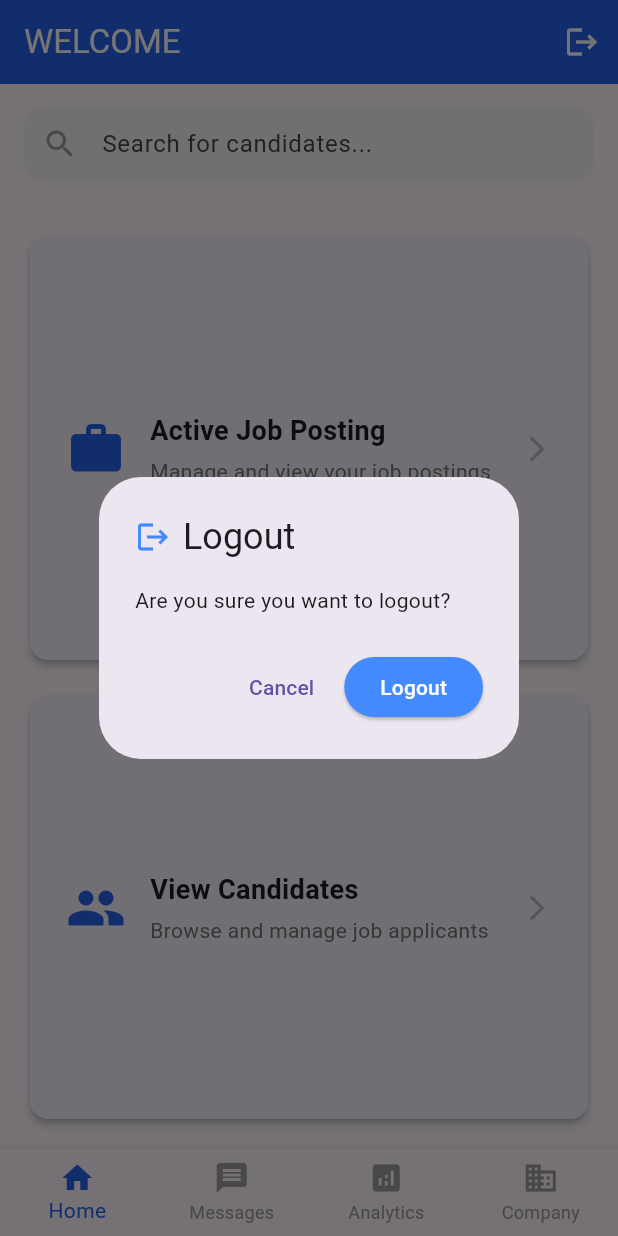
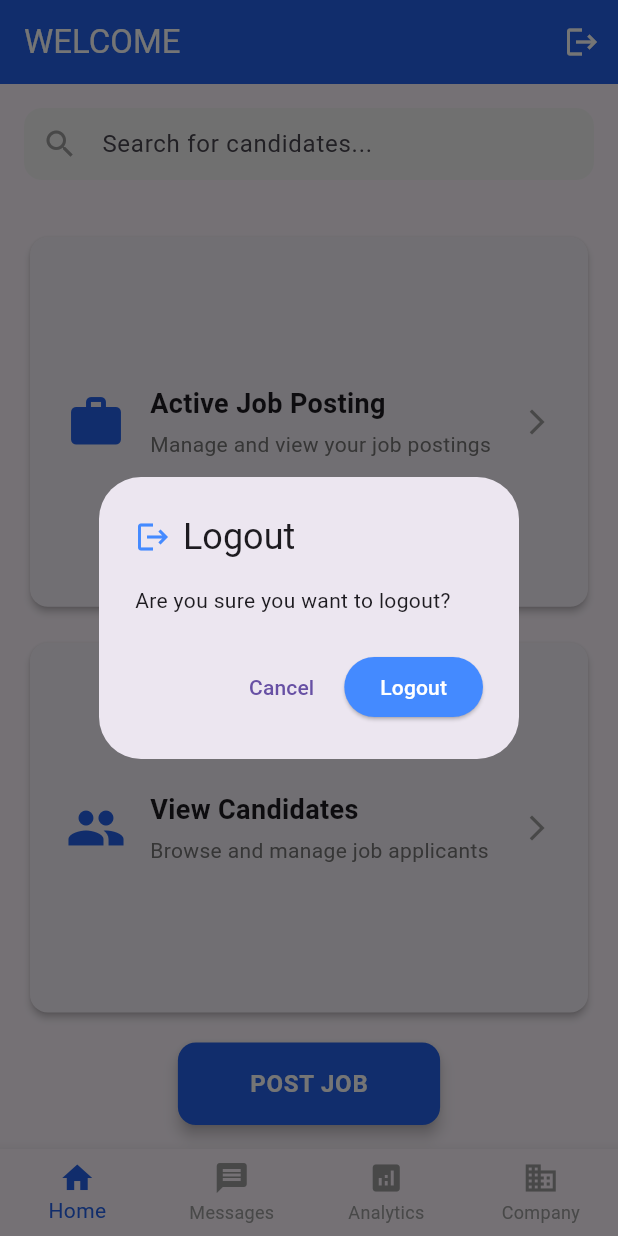
Before and after one commit to selwyn420/Tinguha-Mobile-App, a Flutter app: the DashboardScreen screen opened directly, after a tap on the "logout" icon, on a phone screen of 412 x 824 dp. Run offline on Flutter 3.47's test engine with Material 3 defaults, Android fonts, the phone set to English and light mode, and no system bars; our stand-ins replace cloud_firestore, file_picker, firebase_auth, firebase_core; accounts and stored records are empty; Roboto replaces fonts that are missing (Arial).

Commit message:
added post job

```diff
--- a/lib/screens/company/dashboard_screen.dart
+++ b/lib/screens/company/dashboard_screen.dart
@@ -1,6 +1,7 @@
 import 'package:flutter/material.dart';
 import 'profile_screen.dart';
 import 'package:finals/screens/welcome_screen.dart';
+import 'post_job_screen.dart';
 
 class DashboardScreen extends StatefulWidget {
   const DashboardScreen({super.key});
@@ -18,15 +19,15 @@
   Widget build(BuildContext context) {
     return Scaffold(
       appBar: AppBar(
-          title: Text('WELCOME'),
-          backgroundColor: Color(0xFF2563EB),
+        title: const Text('WELCOME'), // Removed "ABC COMPANY!"
+        backgroundColor: const Color(0xFF2563EB),
         foregroundColor: Colors.white,
         elevation: 0,
         automaticallyImplyLeading: false,
         actions: [
           IconButton(
             onPressed: _showLogoutConfirmation,
-              icon: Icon(Icons.logout),
+            icon: const Icon(Icons.logout),
             tooltip: 'Logout',
           ),
         ],
@@ -36,21 +37,21 @@
           // Search Bar - Show person search in Home tab (index 0)
           if (_currentIndex == 0)
             Padding(
-                padding: EdgeInsets.all(16.0),
+              padding: const EdgeInsets.all(16.0),
               child: SizedBox(
                 height: 50.0,
                 child: TextField(
                   controller: _personSearchController,
                   decoration: InputDecoration(
                     hintText: 'Search for candidates...',
-                      prefixIcon: Icon(Icons.search, color: Colors.grey),
+                    prefixIcon: const Icon(Icons.search, color: Colors.grey),
                     border: OutlineInputBorder(
                       borderRadius: BorderRadius.circular(12.0),
                       borderSide: BorderSide.none,
                     ),
                     filled: true,
                     fillColor: Colors.grey[100],
-                      contentPadding: EdgeInsets.symmetric(vertical: 0, horizontal: 16),
+                    contentPadding: const EdgeInsets.symmetric(vertical: 0, horizontal: 16),
                   ),
                 ),
               ),
@@ -59,21 +60,21 @@
           // Search Bar - Show message search in Messages tab (index 1)
           if (_currentIndex == 1)
             Padding(
-                padding: EdgeInsets.all(16.0),
+              padding: const EdgeInsets.all(16.0),
               child: SizedBox(
                 height: 50.0,
                 child: TextField(
                   controller: _messageSearchController,
                   decoration: InputDecoration(
                     hintText: 'Search messages...',
-                      prefixIcon: Icon(Icons.search, color: Colors.grey),
+                    prefixIcon: const Icon(Icons.search, color: Colors.grey),
                     border: OutlineInputBorder(
                       borderRadius: BorderRadius.circular(12.0),
                       borderSide: BorderSide.none,
                     ),
                     filled: true,
                     fillColor: Colors.grey[100],
-                      contentPadding: EdgeInsets.symmetric(vertical: 0, horizontal: 16),
+                    contentPadding: const EdgeInsets.symmetric(vertical: 0, horizontal: 16),
                   ),
                 ),
               ),
@@ -83,8 +84,42 @@
           Expanded(
             child: _buildCurrentPage(),
           ),
+
+          // POST JOB BUTTON - Centered at bottom, only on Home tab
+          if (_currentIndex == 0)
+            Padding(
+              padding: const EdgeInsets.fromLTRB(16, 0, 16, 16), // Bottom padding
+              child: Center(
+                child: ElevatedButton(
+                  onPressed: () {
+                    Navigator.push(
+                      context,
+                      MaterialPageRoute(builder: (context) => const PostJobScreen()),
+                    );
+                  },
+                  style: ElevatedButton.styleFrom(
+                    backgroundColor: const Color(0xFF2563EB),
+                    padding: const EdgeInsets.symmetric(horizontal: 48, vertical: 16),
+                    shape: RoundedRectangleBorder(
+                      borderRadius: BorderRadius.circular(12.0),
+                    ),
+                    elevation: 4,
+                  ),
+                  child: const Text(
+                    'POST JOB',
+                    style: TextStyle(
+                      color: Colors.white,
+                      fontWeight: FontWeight.bold,
+                      letterSpacing: 0.5,
+                      fontSize: 16,
+                    ),
+                  ),
+                ),
+              ),
+            ),
         ],
       ),
+
       bottomNavigationBar: BottomNavigationBar(
         currentIndex: _currentIndex,
         onTap: (index) {
@@ -93,9 +128,9 @@
           });
         },
         type: BottomNavigationBarType.fixed,
-          selectedItemColor: Color(0xFF2563EB),
+        selectedItemColor: const Color(0xFF2563EB),
         unselectedItemColor: Colors.grey,
-          items: [
+        items: const [
           BottomNavigationBarItem(
             icon: Icon(Icons.home),
             label: 'Home',
@@ -134,7 +169,7 @@
 
   Widget _buildHomePage() {
     return Padding(
-        padding: EdgeInsets.all(16.0),
+      padding: const EdgeInsets.all(16.0),
       child: Column(
         crossAxisAlignment: CrossAxisAlignment.start,
         children: [
@@ -156,28 +191,28 @@
                       },
                       borderRadius: BorderRadius.circular(12.0),
                       child: Padding(
-                          padding: EdgeInsets.all(24.0),
+                        padding: const EdgeInsets.all(24.0),
                         child: Row(
                           children: [
-                              Icon(
+                            const Icon(
                               Icons.work,
                               size: 40,
                               color: Color(0xFF2563EB),
                             ),
-                              SizedBox(width: 16.0),
+                            const SizedBox(width: 16.0),
                             Expanded(
                               child: Column(
                                 mainAxisAlignment: MainAxisAlignment.center,
                                 crossAxisAlignment: CrossAxisAlignment.start,
                                 children: [
-                                    Text(
+                                  const Text(
                                     'Active Job Posting',
                                     style: TextStyle(
                                       fontSize: 18.0,
                                       fontWeight: FontWeight.w600,
                                     ),
                                   ),
-                                    SizedBox(height: 4.0),
+                                  const SizedBox(height: 4.0),
                                   Text(
                                     'Manage and view your job postings',
                                     style: TextStyle(
@@ -188,10 +223,10 @@
                                 ],
                               ),
                             ),
-                              Icon(
+                            const Icon(
                               Icons.arrow_forward_ios,
                               size: 20,
-                                color: Colors.grey[400],
+                              color: Colors.grey,
                             ),
                           ],
                         ),
@@ -199,7 +234,7 @@
                     ),
                   ),
                 ),
-                  SizedBox(height: 16.0),
+                const SizedBox(height: 16.0),
 
                 // View Candidates Card
                 Expanded(
@@ -215,28 +250,28 @@
                       },
                       borderRadius: BorderRadius.circular(12.0),
                       child: Padding(
-                          padding: EdgeInsets.all(24.0),
+                        padding: const EdgeInsets.all(24.0),
                         child: Row(
                           children: [
-                              Icon(
+                            const Icon(
                               Icons.people,
                               size: 40,
                               color: Color(0xFF2563EB),
                             ),
-                              SizedBox(width: 16.0),
+                            const SizedBox(width: 16.0),
                             Expanded(
                               child: Column(
                                 mainAxisAlignment: MainAxisAlignment.center,
                                 crossAxisAlignment: CrossAxisAlignment.start,
                                 children: [
-                                    Text(
+                                  const Text(
                                     'View Candidates',
                                     style: TextStyle(
                                       fontSize: 18.0,
                                       fontWeight: FontWeight.w600,
                                     ),
                                   ),
-                                    SizedBox(height: 4.0),
+                                  const SizedBox(height: 4.0),
                                   Text(
                                     'Browse and manage job applicants',
                                     style: TextStyle(
@@ -247,10 +282,10 @@
                                 ],
                               ),
                             ),
-                              Icon(
+                            const Icon(
                               Icons.arrow_forward_ios,
                               size: 20,
-                                color: Colors.grey[400],
+                              color: Colors.grey,
                             ),
                           ],
                         ),
@@ -268,7 +303,7 @@
 
   Widget _buildMessagesPage() {
     return Padding(
-        padding: EdgeInsets.symmetric(horizontal: 16.0),
+      padding: const EdgeInsets.symmetric(horizontal: 16.0),
       child: Column(
         children: [
           // Messages content will go here below the search bar
@@ -282,15 +317,15 @@
                     size: 64,
                     color: Colors.grey[400],
                   ),
-                    SizedBox(height: 16.0),
-                    Text(
+                  const SizedBox(height: 16.0),
+                  const Text(
                     'No messages yet',
                     style: TextStyle(
                       fontSize: 16.0,
-                        color: Colors.grey[600],
+                      color: Colors.grey,
                     ),
                   ),
-                    SizedBox(height: 8.0),
+                  const SizedBox(height: 8.0),
                   Text(
                     'Your conversations with candidates will appear here',
                     style: TextStyle(
@@ -309,11 +344,11 @@
 
   Widget _buildAnalyticsPage() {
     return Padding(
-        padding: EdgeInsets.all(16.0),
+      padding: const EdgeInsets.all(16.0),
       child: Column(
         crossAxisAlignment: CrossAxisAlignment.start,
         children: [
-            Text(
+          const Text(
             'Analytics',
             style: TextStyle(
               fontSize: 24.0,
@@ -321,7 +356,7 @@
               color: Color(0xFF2563EB),
             ),
           ),
-            SizedBox(height: 24.0),
+          const SizedBox(height: 24.0),
 
           Expanded(
             child: Column(
@@ -335,21 +370,21 @@
                       borderRadius: BorderRadius.circular(12.0),
                     ),
                     child: Padding(
-                        padding: EdgeInsets.all(24.0),
+                      padding: const EdgeInsets.all(24.0),
                       child: Column(
                         mainAxisAlignment: MainAxisAlignment.center,
                         crossAxisAlignment: CrossAxisAlignment.start,
                         children: [
-                            Text(
+                          const Text(
                             'Application per Job',
                             style: TextStyle(
                               fontSize: 16.0,
                               fontWeight: FontWeight.w600,
-                                color: Colors.grey[700],
+                              color: Colors.grey,
                             ),
                           ),
-                            SizedBox(height: 12.0),
-                            Text(
+                          const SizedBox(height: 12.0),
+                          const Text(
                             '0',
                             style: TextStyle(
                               fontSize: 32.0,
@@ -357,7 +392,7 @@
                               color: Color(0xFF2563EB),
                             ),
                           ),
-                            SizedBox(height: 8.0),
+                          const SizedBox(height: 8.0),
                           Text(
                             'No applications yet',
                             style: TextStyle(
@@ -370,7 +405,7 @@
                     ),
                   ),
                 ),
-                  SizedBox(height: 16.0),
+                const SizedBox(height: 16.0),
 
                 // View-to-Application Ratio Card
                 Expanded(
@@ -381,21 +416,21 @@
                       borderRadius: BorderRadius.circular(12.0),
                     ),
                     child: Padding(
-                        padding: EdgeInsets.all(24.0),
+                      padding: const EdgeInsets.all(24.0),
                       child: Column(
                         mainAxisAlignment: MainAxisAlignment.center,
                         crossAxisAlignment: CrossAxisAlignment.start,
                         children: [
-                            Text(
+                          const Text(
                             'View-to-Application Ratio',
                             style: TextStyle(
                               fontSize: 16.0,
                               fontWeight: FontWeight.w600,
-                                color: Colors.grey[700],
+                              color: Colors.grey,
                             ),
                           ),
-                            SizedBox(height: 12.0),
-                            Text(
+                          const SizedBox(height: 12.0),
+                          const Text(
                             '0%',
                             style: TextStyle(
                               fontSize: 32.0,
@@ -403,7 +438,7 @@
                               color: Color(0xFF2563EB),
                             ),
                           ),
-                            SizedBox(height: 8.0),
+                          const SizedBox(height: 8.0),
                           Text(
                             'No data available',
                             style: TextStyle(
@@ -425,7 +460,7 @@
   }
 
   Widget _buildCompanyPage() {
-      return ProfileScreen();
+    return const ProfileScreen();
   }
 
   void _showLogoutConfirmation() {
@@ -433,30 +468,28 @@
       context: context,
       builder: (BuildContext context) {
         return AlertDialog(
-          title: Row(
+          title: const Row(
             children: [
               Icon(Icons.logout, color: Colors.blueAccent),
               SizedBox(width: 8),
               Text('Logout'),
             ],
           ),
-          content: Text('Are you sure you want to logout?'),
+          content: const Text('Are you sure you want to logout?'),
           actions: [
             TextButton(
               onPressed: () {
                 Navigator.of(context).pop(); // Close the dialog
               },
-              child: Text('Cancel'),
+              child: const Text('Cancel'),
             ),
             ElevatedButton(
-              onPressed: () {
-                _logout();
-              },
+              onPressed: _logout,
               style: ElevatedButton.styleFrom(
                 backgroundColor: Colors.blueAccent,
                 foregroundColor: Colors.white
               ),
-              child: Text('Logout'),
+              child: const Text('Logout'),
             ),
           ],
         );
@@ -468,7 +501,7 @@
     // Navigate back to welcome screen and clear the navigation stack
     Navigator.pushAndRemoveUntil(
       context,
-      MaterialPageRoute(builder: (context) => WelcomeScreen()),
+      MaterialPageRoute(builder: (context) => const WelcomeScreen()),
       (Route<dynamic> route) => false,
     );
   }
```
Also changed, not shown: lib/screens/company/post_job_screen.dart (added, +211 -0 lines). Lines whose indentation alone changed are shown as unchanged.
